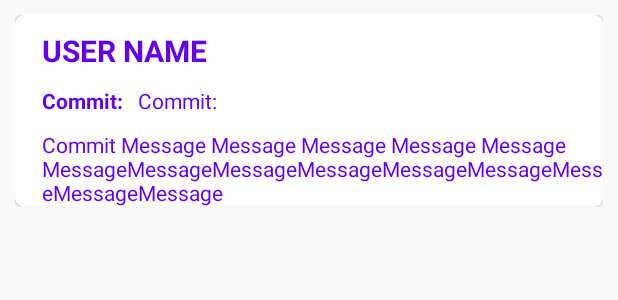
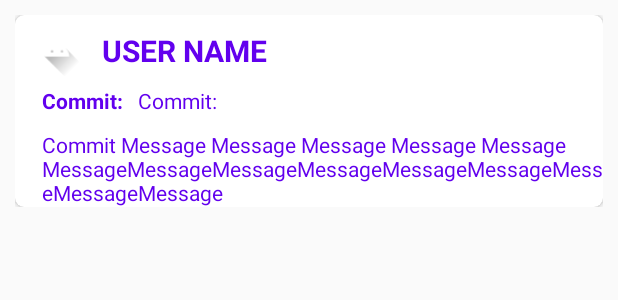
Before and after one commit to lakshmipriya4/githubAPI, an Android app: the layout item_github_commit.xml on its own in the app's theme, with its tools: preview values and no code run, on a phone screen of 412 x 824 dp. Shown: the top 300 px of the screen. Run offline under Robolectric (Android 15) with nearby library versions, the phone set to English and light mode, and no system bars; network calls fail.

Commit message:
Add glide provider and image view to list

```diff
--- a/app/build.gradle
+++ b/app/build.gradle
@@ -67,4 +67,7 @@ dependencies {
     //retrofit
     implementation 'com.squareup.retrofit2:retrofit:2.4.0'
     implementation 'com.squareup.retrofit2:converter-gson:2.4.0'
+
+    implementation 'com.github.bumptech.glide:glide:4.9.0'
+    annotationProcessor 'com.github.bumptech.glide:compiler:4.9.0'
 }
--- a/app/src/main/java/com/lakshmipriyaravipati/githubcommittrack/GitHubCommitTrackApplication.kt
+++ b/app/src/main/java/com/lakshmipriyaravipati/githubcommittrack/GitHubCommitTrackApplication.kt
@@ -2,6 +2,7 @@ package com.lakshmipriyaravipati.githubcommittrack
 
 import android.app.Activity
 import android.app.Application
+import android.content.Context
 import com.remindme.dagger.DaggerApplicationComponent
 import dagger.android.AndroidInjector
 import dagger.android.DispatchingAndroidInjector
--- a/app/src/main/java/com/lakshmipriyaravipati/githubcommittrack/activities/GitHubCommitListActivity.kt
+++ b/app/src/main/java/com/lakshmipriyaravipati/githubcommittrack/activities/GitHubCommitListActivity.kt
@@ -3,6 +3,7 @@ package com.lakshmipriyaravipati.githubcommittrack.activities
 import androidx.appcompat.app.AppCompatActivity
 import android.os.Bundle
 import androidx.databinding.DataBindingUtil
+import androidx.lifecycle.LifecycleOwner
 import com.lakshmipriyaravipati.githubcommittrack.R
 import com.lakshmipriyaravipati.githubcommittrack.databinding.ActivityGithubCommitListBinding
 import com.lakshmipriyaravipati.githubcommittrack.viewmodels.GitHubCommitListViewModel
@@ -19,6 +20,6 @@ class GitHubCommitListActivity : AppCompatActivity() {
         AndroidInjection.inject(this)
         val binding = DataBindingUtil.setContentView<ActivityGithubCommitListBinding>(this, R.layout.activity_github_commit_list)
         binding.commitListViewModel = gitHubCommitListViewModel
-        gitHubCommitListViewModel.getCommitList()
+        lifecycle.addObserver(gitHubCommitListViewModel)
     }
 }
--- a/app/src/main/java/com/lakshmipriyaravipati/githubcommittrack/dagger/modules/RetrofitClientModule.kt
+++ b/app/src/main/java/com/lakshmipriyaravipati/githubcommittrack/dagger/modules/RetrofitClientModule.kt
@@ -15,7 +15,7 @@ class RetrofitClientModule {
 
     @Provides
     @Singleton
-    internal fun retrofitInstace(): Retrofit {
+     fun retrofitInstace(): Retrofit {
         retrofit = Retrofit.Builder()
             .addConverterFactory(GsonConverterFactory.create())
             .addCallAdapterFactory(RxJava2CallAdapterFactory.create())
--- a/app/src/main/java/com/lakshmipriyaravipati/githubcommittrack/service/Commit.kt
+++ b/app/src/main/java/com/lakshmipriyaravipati/githubcommittrack/service/Commit.kt
@@ -1,5 +1,5 @@
 package com.lakshmipriyaravipati.githubcommittrack.service
 
 data class Commit(val message : String,
-                  val author: Author) {
+                  val author: CommitAuthor) {
 }
--- /dev/null
+++ b/app/src/main/java/com/lakshmipriyaravipati/githubcommittrack/service/CommitAuthor.kt
@@ -0,0 +1,5 @@
+package com.lakshmipriyaravipati.githubcommittrack.service
+
+data class CommitAuthor(
+    val name: String
+)
--- a/app/src/main/java/com/lakshmipriyaravipati/githubcommittrack/service/CommitListProvider.kt
+++ b/app/src/main/java/com/lakshmipriyaravipati/githubcommittrack/service/CommitListProvider.kt
@@ -6,7 +6,7 @@ import io.reactivex.android.schedulers.AndroidSchedulers
 import io.reactivex.schedulers.Schedulers
 import javax.inject.Inject
 
-class CommitListProvider @Inject constructor() {
+class CommitListProvider @Inject constructor( ) {
 
     var retrofitClientModule = RetrofitClientModule()
 
--- a/app/src/main/java/com/lakshmipriyaravipati/githubcommittrack/service/CommitListResponse.kt
+++ b/app/src/main/java/com/lakshmipriyaravipati/githubcommittrack/service/CommitListResponse.kt
@@ -2,5 +2,6 @@ package com.lakshmipriyaravipati.githubcommittrack.service
 
 data class CommitListResponse(
     val sha: String,
-    val commit: Commit
+    val commit: Commit,
+    val author: Author
 )
--- a/app/src/main/res/layout/item_github_commit.xml
+++ b/app/src/main/res/layout/item_github_commit.xml
@@ -28,6 +28,17 @@
                     android:layout_width="match_parent"
                     android:layout_height="wrap_content">
 
+                <androidx.appcompat.widget.AppCompatImageView
+                        android:id="@+id/user_image"
+                        android:layout_width="40dp"
+                        android:layout_height="40dp"
+                        app:layout_constraintStart_toStartOf="@id/guideline_left_card"
+                        app:layout_constraintEnd_toStartOf="@id/user_name"
+                        app:layout_constraintTop_toTopOf="parent"
+                        app:layout_constraintBottom_toTopOf="@id/commit_hash"
+                        bindImageUrl="@{commitListItemViewModel.imageUrl}"
+                        tools:src="@drawable/ic_launcher_foreground"/>
+
                 <TextView
                         android:id="@+id/user_name"
                         android:layout_width="0dp"
@@ -35,11 +46,12 @@
                         android:layout_margin="@dimen/card_view_content_margin"
                         android:textStyle="bold"
                         android:textAllCaps="true"
+                        android:layout_marginLeft="@dimen/margin_md"
                         android:text="@{commitListItemViewModel.userName}"
                         android:textSize="@dimen/medium_font"
                         android:textAppearance="@style/ItemTextFont"
                         app:layout_constraintTop_toTopOf="parent"
-                        app:layout_constraintStart_toStartOf="@id/guideline_left_card"
+                        app:layout_constraintStart_toEndOf="@id/user_image"
                         tools:text="@string/username"/>
 
                 <TextView
```
Also changed, not shown: app/src/main/java/com/lakshmipriyaravipati/githubcommittrack/BindingAdapter.kt (+12 -0 lines), app/src/main/java/com/lakshmipriyaravipati/githubcommittrack/service/Author.kt (+6 -2 lines), app/src/main/java/com/lakshmipriyaravipati/githubcommittrack/viewmodels/GitHubCommitListItemViewModel.kt (+9 -1 lines), app/src/main/java/com/lakshmipriyaravipati/githubcommittrack/viewmodels/GitHubCommitListViewModel.kt (+5 -3 lines).
